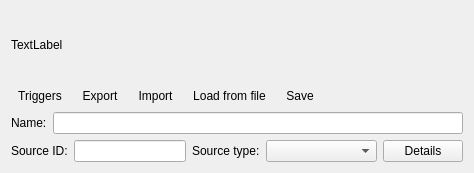
Before: the Qt Designer form src/scipyen/gui/widgets/metadatawidget_new_26c04.ui in ctigaret/scipyen, drawn with Qt 5.
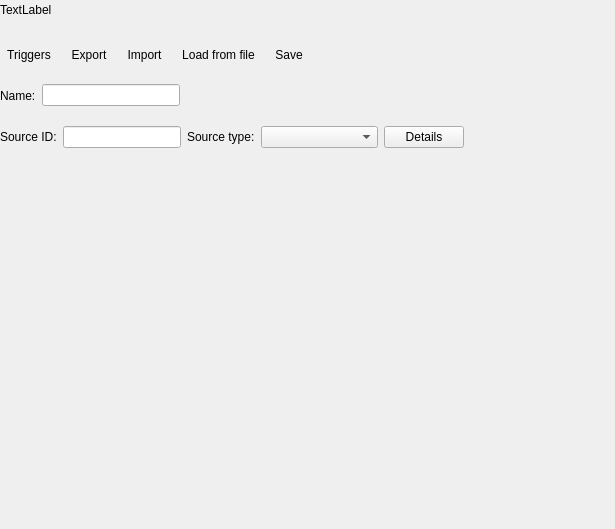
After: the same form once the commit is applied. Icons and pictures are not drawn.

```diff
--- a/src/scipyen/gui/widgets/metadatawidget_new_26c04.ui
+++ b/src/scipyen/gui/widgets/metadatawidget_new_26c04.ui
@@ -6,8 +6,8 @@
    <rect>
     <x>0</x>
     <y>0</y>
-    <width>474</width>
-    <height>173</height>
+    <width>615</width>
+    <height>529</height>
    </rect>
   </property>
   <property name="windowTitle">
@@ -22,8 +22,7 @@
   <property name="whatsThis">
    <string>Data name</string>
   </property>
-  <layout class="QVBoxLayout" name="verticalLayout">
-   <item>
+  <widget class="QWidget" name="">
     <layout class="QHBoxLayout" name="horizontalLayout_4">
      <item>
       <widget class="QLabel" name="dataVarNameLabel">
@@ -70,8 +69,16 @@
       </spacer>
      </item>
     </layout>
-   </item>
-   <item>
+  </widget>
+  <widget class="QWidget" name="">
+   <property name="geometry">
+    <rect>
+     <x>0</x>
+     <y>40</y>
+     <width>535</width>
+     <height>30</height>
+    </rect>
+   </property>
     <layout class="QHBoxLayout" name="horizontalLayout_6">
      <item>
       <widget class="QToolButton" name="triggersToolButton">
@@ -197,8 +204,16 @@
       </spacer>
      </item>
     </layout>
-   </item>
-   <item>
+  </widget>
+  <widget class="QWidget" name="">
+   <property name="geometry">
+    <rect>
+     <x>0</x>
+     <y>80</y>
+     <width>180</width>
+     <height>31</height>
+    </rect>
+   </property>
     <layout class="QHBoxLayout" name="horizontalLayout_5">
      <item>
       <widget class="QLabel" name="nameLabel">
@@ -233,8 +248,16 @@
       </widget>
      </item>
     </layout>
-   </item>
-   <item>
+  </widget>
+  <widget class="QWidget" name="">
+   <property name="geometry">
+    <rect>
+     <x>0</x>
+     <y>120</y>
+     <width>464</width>
+     <height>34</height>
+    </rect>
+   </property>
     <layout class="QHBoxLayout" name="horizontalLayout">
      <item>
       <widget class="QLabel" name="sourceIDLabel">
@@ -314,8 +337,7 @@
       </widget>
      </item>
     </layout>
-   </item>
-  </layout>
+  </widget>
  </widget>
  <resources/>
  <connections/>
```
Lines whose indentation alone changed are shown as unchanged.
